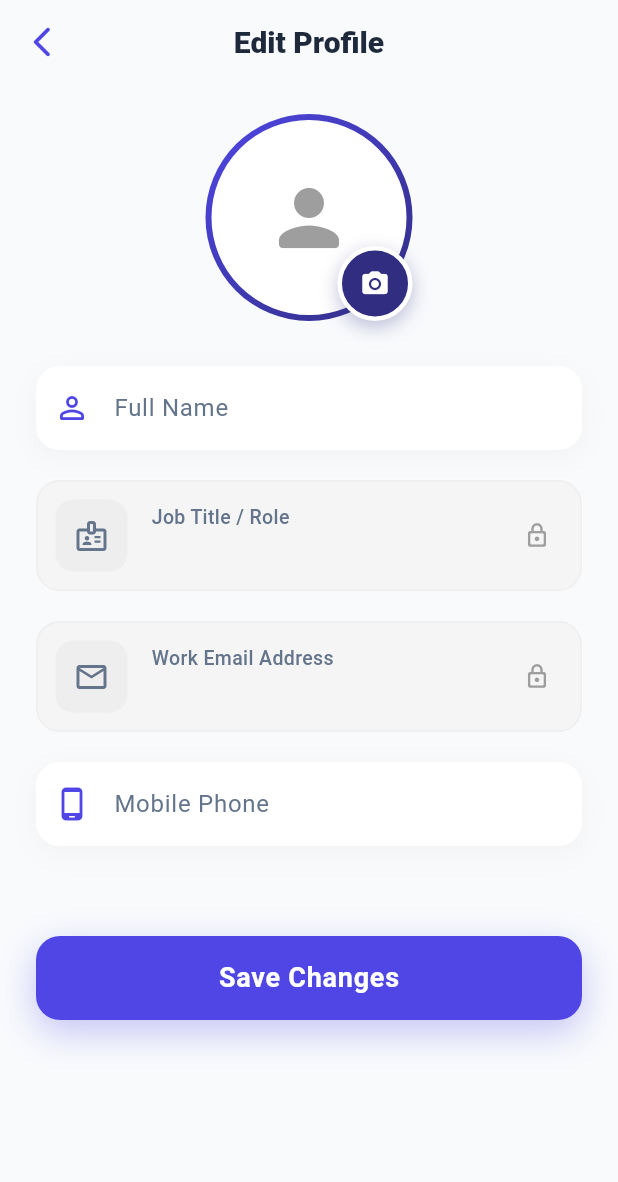
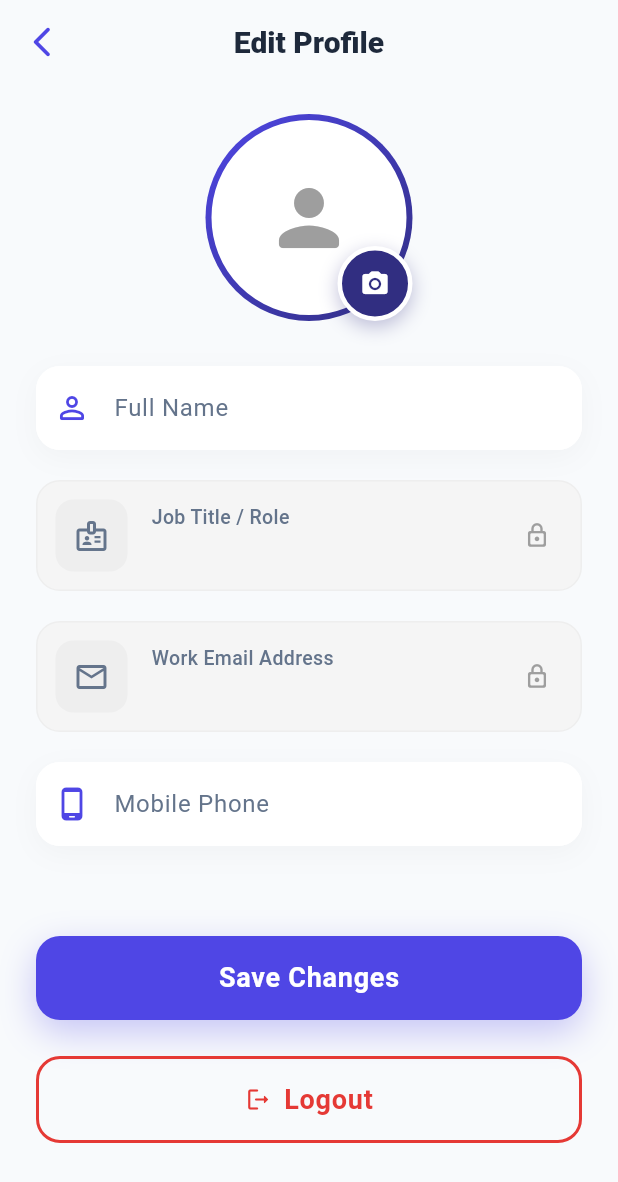
Before and after one commit to IrrigationDepartment/BuildCare, a Flutter app: the ProfilePage screen opened directly, on a phone screen of 412 x 824 dp. Shown: the top 1182 px of the screen. Run offline on Flutter 3.47's test engine with Material 3 defaults, Android fonts, the light colour scheme and no system bars; our stand-ins replace cached_network_image, cloud_firestore, firebase_auth, firebase_core, firebase_storage, image_picker and 4 more; accounts and stored records are empty.

Commit message:
Update profile.dart
added the Logout option for TO

```diff
--- a/lib/screens/TO/profile.dart
+++ b/lib/screens/TO/profile.dart
@@ -9,6 +9,7 @@ import 'package:flutter/foundation.dart' show kIsWeb;
 
 // --- Imports ---
 import 'dashboard.dart';
+import '../../login.dart';
 
 class ProfilePage extends StatefulWidget {
   const ProfilePage({Key? key}) : super(key: key);
@@ -239,6 +240,65 @@ class _ProfilePageState extends State<ProfilePage> {
     }
   }
 
+  // --- NEW LOGOUT LOGIC ---
+  Future<void> _logout() async {
+    try {
+      await FirebaseAuth.instance.signOut();
+
+      if (!mounted) return;
+
+      // Directly push the login screen and wipe out the back-button history
+      Navigator.of(context).pushAndRemoveUntil(
+        MaterialPageRoute(builder: (context) => const LoginPage()), // CHANGE to LoginScreen() if your class name is different!
+        (route) => false,
+      );
+
+    } catch (e) {
+      _showSnackBar('Error logging out: $e', Colors.redAccent);
+    }
+  }
+
+  Future<void> _confirmLogout() async {
+    return showDialog(
+      context: context,
+      builder: (BuildContext context) {
+        return AlertDialog(
+          shape: RoundedRectangleBorder(borderRadius: BorderRadius.circular(16)),
+          title: const Text(
+            'Logout',
+            style: TextStyle(fontWeight: FontWeight.bold, color: Colors.black87)
+          ),
+          content: const Text(
+            'Are you sure you want to log out of your account?',
+            style: TextStyle(color: Colors.black87),
+          ),
+          actions: [
+            TextButton(
+              onPressed: () => Navigator.of(context).pop(),
+              child: const Text('Cancel', style: TextStyle(color: Colors.grey)),
+            ),
+            ElevatedButton(
+              style: ElevatedButton.styleFrom(
+                backgroundColor: Colors.red.shade600,
+                elevation: 0,
+                shape: RoundedRectangleBorder(borderRadius: BorderRadius.circular(8)),
+              ),
+              onPressed: () {
+                Navigator.of(context).pop();
+                _logout();
+              },
+              child: const Text(
+                'Logout',
+                style: TextStyle(color: Colors.white, fontWeight: FontWeight.bold)
+              ),
+            ),
+          ],
+        );
+      },
+    );
+  }
+  // -------------------------
+
   void _showSnackBar(String message, Color color) {
     ScaffoldMessenger.of(context).showSnackBar(
       SnackBar(
@@ -376,6 +436,35 @@ class _ProfilePageState extends State<ProfilePage> {
                                     style: TextStyle(fontSize: 18, fontWeight: FontWeight.bold, letterSpacing: 0.5)),
                           ),
                         ),
+                        const SizedBox(height: 24),
+
+                        // --- NEW LOGOUT BUTTON ---
+                        OutlinedButton(
+                          onPressed: _isUpdating ? null : _confirmLogout,
+                          style: OutlinedButton.styleFrom(
+                            foregroundColor: Colors.red.shade600,
+                            side: BorderSide(color: Colors.red.shade600, width: 2),
+                            padding: const EdgeInsets.symmetric(vertical: 16),
+                            shape: RoundedRectangleBorder(borderRadius: BorderRadius.circular(16)),
+                            minimumSize: const Size(double.infinity, 56),
+                          ),
+                          child: const Row(
+                            mainAxisAlignment: MainAxisAlignment.center,
+                            children: [
+                              Icon(Icons.logout_rounded),
+                              SizedBox(width: 8),
+                              Text(
+                                'Logout',
+                                style: TextStyle(
+                                  fontSize: 18,
+                                  fontWeight: FontWeight.bold,
+                                  letterSpacing: 0.5,
+                                ),
+                              ),
+                            ],
+                          ),
+                        ),
+                        // -------------------------
                         const SizedBox(height: 40),
                       ],
                     ),
```
